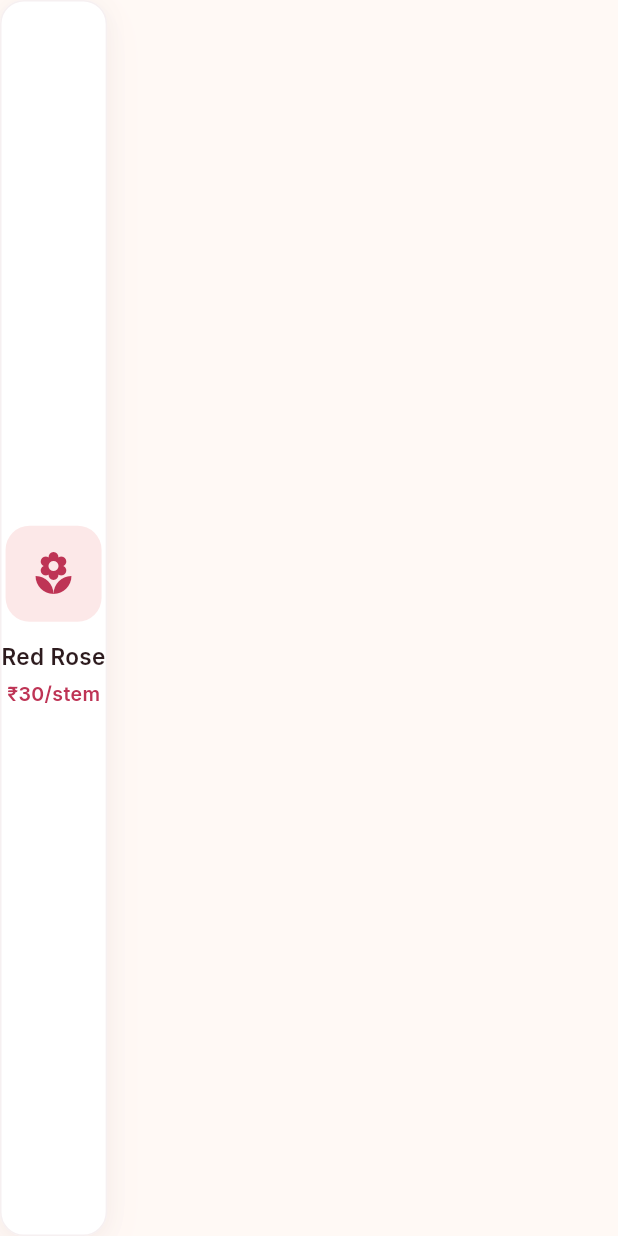
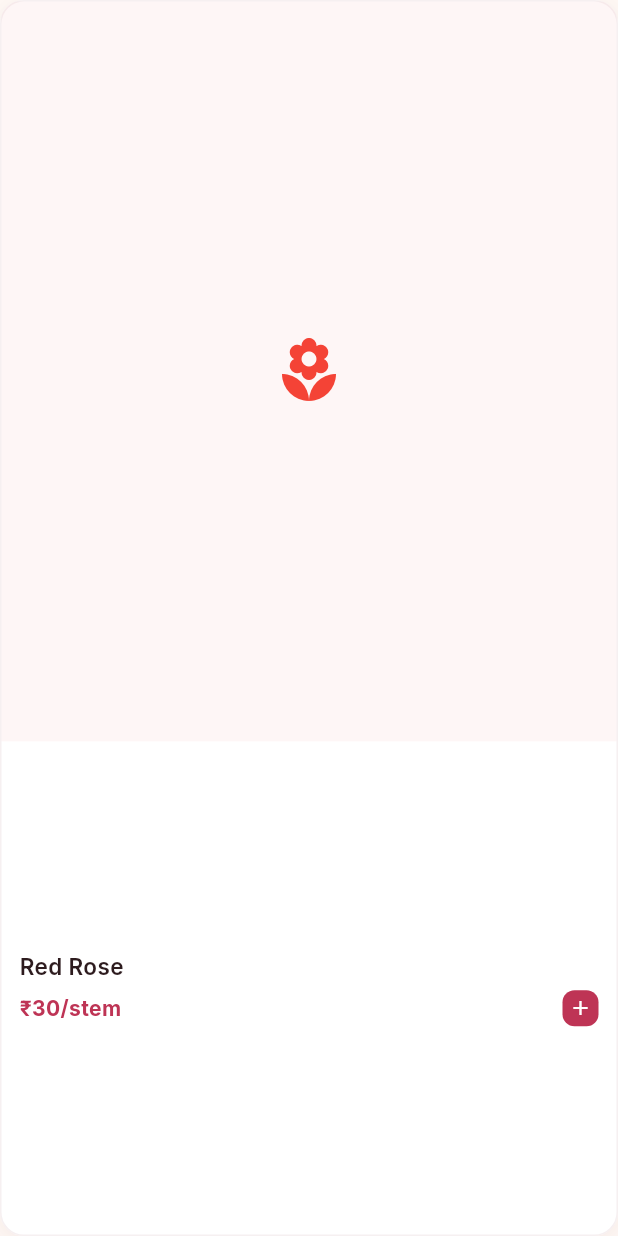
Before and after one commit to Khushish1405/bloom-custom-flowers, a Flutter app: the FlowerCard widget shown alone on an empty page, opened directly with sample values from the repository, on a phone screen of 412 x 824 dp. Run offline on Flutter 3.47's test engine with Material 3 defaults, Android fonts, the phone set to English and light mode, and no system bars; our stand-ins replace google_fonts.

Commit message:
Implement Flowers and Bouquets screens

```diff
--- a/lib/widgets/flower_card.dart
+++ b/lib/widgets/flower_card.dart
@@ -1,13 +1,6 @@
 import 'package:flutter/material.dart';
 import '../models/flower.dart';
 import '../theme/app_theme.dart';
-
-/// ──────────────────────────────────────────────
-/// Flower Card — Reusable flower display widget
-/// ──────────────────────────────────────────────
-/// Will be fully implemented when building the
-/// Flowers screen. For now, a basic structure.
-/// ──────────────────────────────────────────────
 
 class FlowerCard extends StatelessWidget {
   final Flower flower;
@@ -32,24 +25,33 @@ class FlowerCard extends StatelessWidget {
           ),
           boxShadow: AppTheme.cardShadow,
         ),
+        clipBehavior: Clip.antiAlias,
+        child: Column(
+          crossAxisAlignment: CrossAxisAlignment.stretch,
+          children: [
+            // Image Area
+            Expanded(
+              flex: 3,
+              child: Container(
+                color: AppTheme.accentBlush.withValues(alpha: 0.2),
+                child: Center(
+                  child: Icon(
+                    Icons.local_florist,
+                    size: 48,
+                    color: _getColorFromName(flower.color),
+                  ),
+                ),
+              ),
+            ),
+            // Details Area
+            Expanded(
+              flex: 2,
+              child: Padding(
+                padding: const EdgeInsets.all(12),
                 child: Column(
                   mainAxisAlignment: MainAxisAlignment.center,
+                  crossAxisAlignment: CrossAxisAlignment.start,
                   children: [
-            // Image placeholder
-            Container(
-              width: 64,
-              height: 64,
-              decoration: BoxDecoration(
-                color: AppTheme.accentBlush.withValues(alpha: 0.5),
-                borderRadius: BorderRadius.circular(16),
-              ),
-              child: const Icon(
-                Icons.local_florist,
-                color: AppTheme.primaryRose,
-                size: 32,
-              ),
-            ),
-            const SizedBox(height: 12),
                     Text(
                       flower.name,
                       style: const TextStyle(
@@ -57,15 +59,38 @@ class FlowerCard extends StatelessWidget {
                         fontSize: 15,
                         color: AppTheme.textPrimary,
                       ),
-              textAlign: TextAlign.center,
+                      maxLines: 1,
+                      overflow: TextOverflow.ellipsis,
                     ),
                     const SizedBox(height: 4),
+                    Row(
+                      mainAxisAlignment: MainAxisAlignment.spaceBetween,
+                      children: [
                         Text(
                           '₹${flower.pricePerUnit.toStringAsFixed(0)}/${flower.unit}',
                           style: const TextStyle(
-                fontSize: 13,
+                            fontSize: 14,
                             color: AppTheme.primaryRose,
-                fontWeight: FontWeight.w600,
+                            fontWeight: FontWeight.bold,
+                          ),
+                        ),
+                        if (onTap != null)
+                          Container(
+                            padding: const EdgeInsets.all(4),
+                            decoration: BoxDecoration(
+                              color: AppTheme.primaryRose,
+                              borderRadius: BorderRadius.circular(8),
+                            ),
+                            child: const Icon(
+                              Icons.add,
+                              color: Colors.white,
+                              size: 16,
+                            ),
+                          ),
+                      ],
+                    ),
+                  ],
+                ),
               ),
             ),
           ],
@@ -73,4 +98,14 @@ class FlowerCard extends StatelessWidget {
       ),
     );
   }
+
+  Color _getColorFromName(String colorName) {
+    switch (colorName.toLowerCase()) {
+      case 'red': return Colors.red;
+      case 'white': return Colors.grey.shade400;
+      case 'pink': return Colors.pink.shade300;
+      case 'yellow': return Colors.yellow.shade700;
+      default: return AppTheme.primaryRose;
     }
+  }
+}
```
Also changed, not shown: lib/screens/flowers/flowers_screen.dart (+90 -56 lines), lib/screens/products/products_screen.dart (+61 -31 lines). Lines whose indentation alone changed are shown as unchanged.
